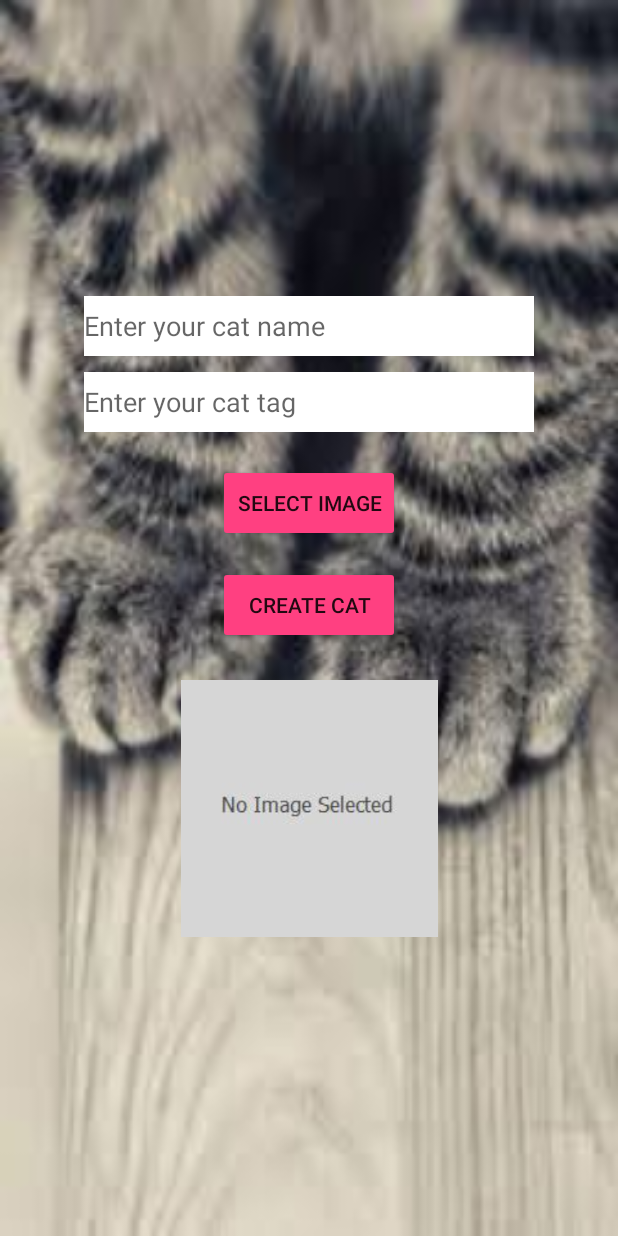
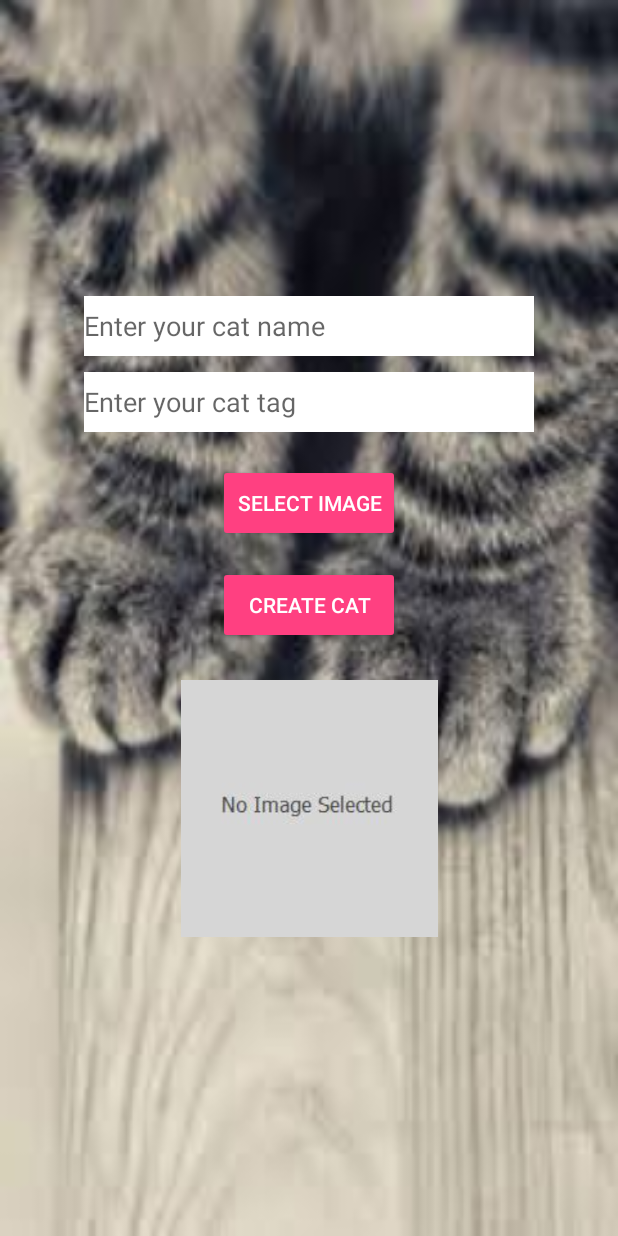
Before and after one commit to johan-mattias/groupafinal, an Android app: the NewCatActivity screen opened directly, with no data from a screen before it, on a phone screen of 412 x 824 dp. Run offline under Robolectric (Android 15) with nearby library versions, the phone set to English and light mode, and no system bars; network calls fail; pictures from the network do not load.

Commit message:
Changed button text color to white.

```diff
--- a/myTESTAPP/app/src/main/res/values/colors.xml
+++ b/myTESTAPP/app/src/main/res/values/colors.xml
@@ -3,4 +3,5 @@
     <color name="colorPrimary">#3F51B5</color>
     <color name="colorPrimaryDark">#303F9F</color>
     <color name="colorAccent">#ff4081</color>
+    <color name="textColor">#ffffff</color>
 </resources>
--- a/myTESTAPP/app/src/main/res/values/styles.xml
+++ b/myTESTAPP/app/src/main/res/values/styles.xml
@@ -15,6 +15,7 @@
 
     <style name="AppTheme.Button" parent="Widget.AppCompat.Button.Colored">
         <item name="colorButtonNormal">@color/colorAccent</item>
+        <item name="android:textColor">@color/textColor</item>
     </style>
 
     <style name="AppTheme.AppBarOverlay" parent="ThemeOverlay.AppCompat.Dark.ActionBar" />
```
